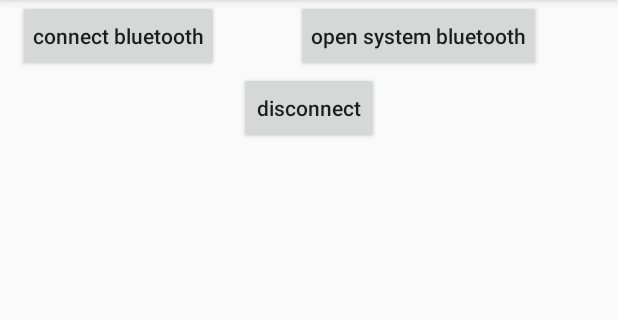
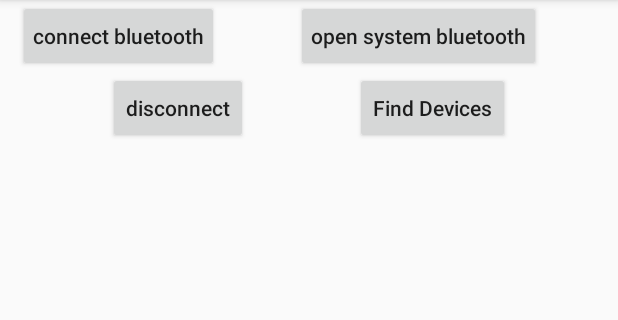
Before and after one commit to zqhcxy/BlueToothDemo, an Android app: the screen it shows after launch (MainActivity), after a tap on "open system bluetooth", on a phone screen of 412 x 824 dp, the part 84-404 px from its top. Run offline under Robolectric (Android 15) with nearby library versions, the phone set to English and light mode, and no system bars.

Commit message:
add discover device

```diff
--- a/app/src/main/AndroidManifest.xml
+++ b/app/src/main/AndroidManifest.xml
@@ -4,7 +4,8 @@
 
     <uses-permission android:name="android.permission.BLUETOOTH"/>
 
-
+    <uses-permission android:name="android.permission.BLUETOOTH_ADMIN" />
+    <uses-permission android:name="android.permission.ACCESS_COARSE_LOCATION" />
 
     <application
         android:allowBackup="true"
--- a/app/src/main/java/com/example/zqh/bluetoothdemo/MainActivity.java
+++ b/app/src/main/java/com/example/zqh/bluetoothdemo/MainActivity.java
@@ -6,6 +6,9 @@ import android.bluetooth.BluetoothGatt;
 import android.bluetooth.BluetoothGattCallback;
 import android.bluetooth.BluetoothHeadset;
 import android.bluetooth.BluetoothProfile;
+import android.bluetooth.le.BluetoothLeScanner;
+import android.bluetooth.le.ScanCallback;
+import android.bluetooth.le.ScanResult;
 import android.content.ActivityNotFoundException;
 import android.content.BroadcastReceiver;
 import android.content.Context;
@@ -36,7 +39,7 @@ import java.util.List;
 import java.util.Map;
 import java.util.Set;
 
-public class MainActivity extends AppCompatActivity {
+public class MainActivity extends AppCompatActivity implements View.OnClickListener {
 
     private static final int REQUEST_ENABLE_BT = 10;
 
@@ -48,6 +51,7 @@ public class MainActivity extends AppCompatActivity {
     private TextView mProgressTextView;
     private ProgressBar progressBar;
     private Button mDisConnectBtn;
+    private Button mFindDevicesBtn;
 
     private RecyclerView mRecyclerView;
 
@@ -80,29 +84,14 @@ public class MainActivity extends AppCompatActivity {
         mProgressTextView = findViewById(R.id.progress_tv);
         progressBar = findViewById(R.id.progress);
         mDisConnectBtn = findViewById(R.id.bluetooth_disconnect_btn);
+        mFindDevicesBtn = findViewById(R.id.bluetooth_finddevices_btn);
 
         mRecyclerView.setLayoutManager(new LinearLayoutManager(this, LinearLayoutManager.VERTICAL, false));
 
-        bluetooth_open_btn.setOnClickListener(new View.OnClickListener() {
-            @Override
-            public void onClick(View v) {
-                goBluetooth();
-            }
-        });
-
-        bluetooth_setting_btn.setOnClickListener(new View.OnClickListener() {
-            @Override
-            public void onClick(View v) {
-                openSetting();
-            }
-        });
-
-        mDisConnectBtn.setOnClickListener(new View.OnClickListener() {
-            @Override
-            public void onClick(View v) {
-                disConnectBluetooth();
-            }
-        });
+        bluetooth_open_btn.setOnClickListener(this);
+        bluetooth_setting_btn.setOnClickListener(this);
+        mDisConnectBtn.setOnClickListener(this);
+        mFindDevicesBtn.setOnClickListener(this);
 
     }
 
@@ -141,6 +130,7 @@ public class MainActivity extends AppCompatActivity {
         //注册广播监听蓝牙连接状态
         IntentFilter filter = new IntentFilter(BluetoothDevice.ACTION_ACL_CONNECTED);
         filter.addAction(BluetoothDevice.ACTION_ACL_DISCONNECTED);
+        filter.addAction(BluetoothDevice.ACTION_FOUND);
         registerReceiver(receiver, filter);
     }
 
@@ -173,17 +163,35 @@ public class MainActivity extends AppCompatActivity {
     }
 
     /**
+     * 蓝牙扫描设备的提示
+     * @param showProgress
+     * @param tipStr
+     */
+    private void updateBluetoothDiscoverTip(boolean showProgress,String tipStr){
+        progressBar.setVisibility(showProgress ? View.VISIBLE : View.INVISIBLE);
+        mProgressTextView.setText(tipStr);
+    }
+
+    /**
      * 蓝牙连接与断开连接监听
      */
     private final BroadcastReceiver receiver = new BroadcastReceiver() {
         public void onReceive(Context context, Intent intent) {
             String action = intent.getAction();
+            Log.i("BLUETOOTHTAG", "onReceive action: "+action);
             if (BluetoothDevice.ACTION_ACL_CONNECTED.equals(action) || BluetoothDevice.ACTION_ACL_DISCONNECTED.equals(action)) {
                 BluetoothDevice device = intent.getParcelableExtra(BluetoothDevice.EXTRA_DEVICE);
                 String deviceName = device.getName();
                 String deviceHardwareAddress = device.getAddress(); // MAC address
                 int bluetoothState = device.getBondState();
-                Log.i("BLUETOOTHTAG", "deviceName : " + deviceName + "\n deviceHardwareAddress : " + deviceHardwareAddress + "\n bluetoothState： " + bluetoothState);
+                Log.i("BLUETOOTHTAG", "connect device deviceName : " + deviceName + "\n deviceHardwareAddress : " + deviceHardwareAddress + "\n bluetoothState： " + bluetoothState);
+            }else if(BluetoothDevice.ACTION_FOUND.equals(action)){//发现设备
+                BluetoothDevice device = intent.getParcelableExtra(BluetoothDevice.EXTRA_DEVICE);
+                String deviceName = device.getName();
+                String deviceHardwareAddress = device.getAddress(); // MAC address
+                int bluetoothState = device.getBondState();
+                updateBluetoothDiscoverTip(true,"find device:  "+deviceName+"  address: "+deviceHardwareAddress);
+                Log.i("BLUETOOTHTAG", "find device deviceName : " + deviceName + "\n deviceHardwareAddress : " + deviceHardwareAddress + "\n bluetoothState： " + bluetoothState);
             }
         }
     };
@@ -207,7 +215,57 @@ public class MainActivity extends AppCompatActivity {
         startActivity(intent);
     }
 
+    /**
+     * 扫描设备
+     */
+    private void disconverDevices(){
+        //当前有连接设备时，不能扫描，因为扫描会占用大量带宽
+        if(mBluetoothGatt!=null) return;
+        if(bluetoothAdapter.isDiscovering()){//如果在扫描，就关闭扫描
+           bluetoothAdapter.cancelDiscovery();
+           updateBluetoothDiscoverTip(false,"Cancel Discobery");
+           return;
+        }
+        if (bluetoothAdapter!=null&&bluetoothAdapter.isEnabled()) {
+            //第一种方式扫描(广播)
+            boolean dicover =  bluetoothAdapter.startDiscovery();
+            updateBluetoothDiscoverTip(true,"Start Discobery...");
+            Log.i("BLUETOOTHTAG", "discover result: "+dicover);
+            //第二种方式,回调
+//            if (android.os.Build.VERSION.SDK_INT >= android.os.Build.VERSION_CODES.LOLLIPOP) {
+//                BluetoothLeScanner leScanner =bluetoothAdapter.getBluetoothLeScanner();
+//                leScanner.startScan(scanCallback);
+//            }
+        }
+    }
 
+
+
+    /**
+     * 蓝牙扫描的回调
+     */
+  private ScanCallback scanCallback =  new ScanCallback() {
+        @Override
+        public void onScanResult(int callbackType, ScanResult result) {
+//                        super.onScanResult(callbackType, result);
+            if (Build.VERSION.SDK_INT >= Build.VERSION_CODES.LOLLIPOP) {
+                Log.i("BLUETOOTHTAG", "discover onScanResult callbackType: "+callbackType+ "device name: "+result.getDevice().getName());
+            }
+
+        }
+
+        @Override
+        public void onScanFailed(int errorCode) {
+//            super.onScanFailed(errorCode);
+            Log.i("BLUETOOTHTAG", "discover onScanFailed");
+        }
+
+        @Override
+        public void onBatchScanResults(List<ScanResult> results) {
+//            super.onBatchScanResults(results);
+            Log.i("BLUETOOTHTAG", "discover onBatchScanResults");
+        }
+    };
 //    private BluetoothProfile.ServiceListener profileListener = new BluetoothProfile.ServiceListener() {
 //        public void onServiceConnected(int profile, BluetoothProfile proxy) {
 //            if (profile == BluetoothProfile.HEADSET) {
@@ -300,6 +358,24 @@ public class MainActivity extends AppCompatActivity {
     protected void onDestroy() {
         super.onDestroy();
         unregisterReceiver(receiver);
+    }
+
+    @Override
+    public void onClick(View v) {
+        switch (v.getId()){
+            case R.id.bluetooth_open_btn://打开蓝牙
+                goBluetooth();
+                break;
+            case R.id.bluetooth_setting_btn://打开系统蓝牙界面
+                openSetting();
+                break;
+            case R.id.bluetooth_disconnect_btn://断开蓝牙连接
+                disConnectBluetooth();
+                break;
+            case R.id.bluetooth_finddevices_btn://扫描蓝牙
+                disconverDevices();
+                break;
+        }
     }
 
 
--- a/app/src/main/res/layout/activity_main.xml
+++ b/app/src/main/res/layout/activity_main.xml
@@ -37,6 +37,15 @@
         android:textAllCaps="false"
         app:layout_constraintTop_toBottomOf="@+id/bluetooth_open_btn"
         app:layout_constraintLeft_toLeftOf="parent"
+        app:layout_constraintRight_toLeftOf="@+id/bluetooth_finddevices_btn" />
+    <Button
+        android:id="@+id/bluetooth_finddevices_btn"
+        android:layout_width="wrap_content"
+        android:layout_height="wrap_content"
+        android:textAllCaps="false"
+        android:text="Find Devices"
+        app:layout_constraintTop_toBottomOf="@+id/bluetooth_open_btn"
+        app:layout_constraintLeft_toRightOf="@+id/bluetooth_disconnect_btn"
         app:layout_constraintRight_toRightOf="parent" />
 
     <LinearLayout
```
